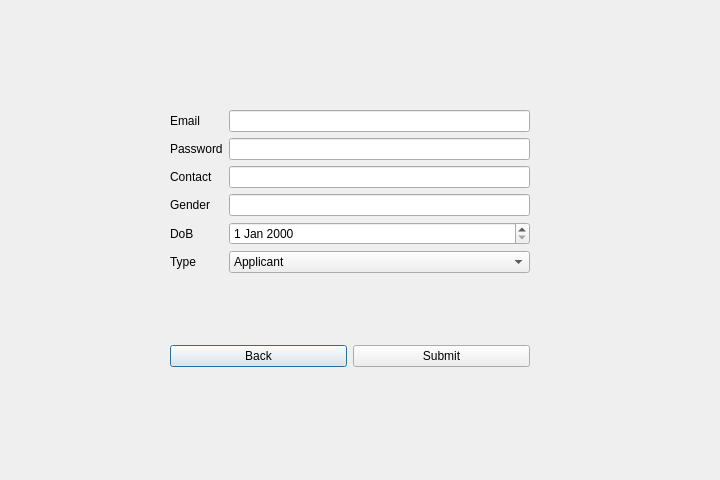
Above: EmploymentAgency/signup.ui from nhatchung14/EmploymentAgency before the change. Below: the same form after it.
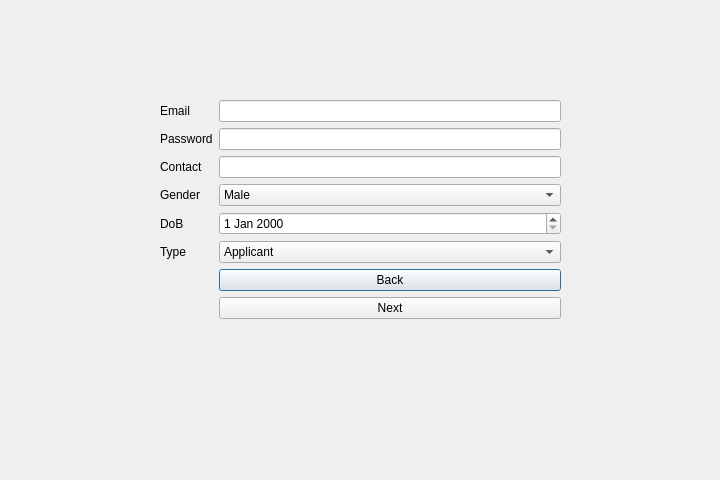
That is the form after the change.

Commit message: Bugs fixed, .sql script fixed, login and signups now check for existing

The edit to the form file:
```diff
--- a/EmploymentAgency/signup.ui
+++ b/EmploymentAgency/signup.ui
@@ -13,17 +13,15 @@
   <property name="windowTitle">
    <string>Dialog</string>
   </property>
-  <widget class="QWidget" name="layoutWidget">
+  <widget class="QWidget" name="">
    <property name="geometry">
     <rect>
-     <x>170</x>
-     <y>110</y>
-     <width>360</width>
-     <height>257</height>
+     <x>160</x>
+     <y>100</y>
+     <width>401</width>
+     <height>296</height>
     </rect>
    </property>
-   <layout class="QVBoxLayout" name="verticalLayout">
-    <item>
      <layout class="QFormLayout" name="formLayout">
       <item row="0" column="0">
        <widget class="QLabel" name="label_email">
@@ -55,16 +53,6 @@
       <item row="3" column="1">
        <widget class="QLineEdit" name="lineEdit_contact"/>
       </item>
-      <item row="5" column="0">
-       <widget class="QLabel" name="label_gender">
-        <property name="text">
-         <string>Gender</string>
-        </property>
-       </widget>
-      </item>
-      <item row="5" column="1">
-       <widget class="QLineEdit" name="lineEdit_gender"/>
-      </item>
       <item row="7" column="0">
        <widget class="QLabel" name="label_DoB">
         <property name="text">
@@ -96,10 +84,8 @@
         </item>
        </widget>
       </item>
-     </layout>
-    </item>
-    <item>
-     <layout class="QHBoxLayout" name="horizontalLayout">
+    <item row="10" column="1">
+     <layout class="QVBoxLayout" name="verticalLayout">
       <item>
        <widget class="QPushButton" name="pushButton_back">
         <property name="text">
@@ -110,12 +96,38 @@
       <item>
        <widget class="QPushButton" name="pushButton_submit">
         <property name="text">
-         <string>Submit</string>
+         <string>Next</string>
         </property>
        </widget>
       </item>
      </layout>
     </item>
+    <item row="5" column="1">
+     <widget class="QComboBox" name="comboBox_gender">
+      <item>
+       <property name="text">
+        <string>Male</string>
+       </property>
+      </item>
+      <item>
+       <property name="text">
+        <string>Female</string>
+       </property>
+      </item>
+      <item>
+       <property name="text">
+        <string>Other</string>
+       </property>
+      </item>
+     </widget>
+    </item>
+    <item row="5" column="0">
+     <widget class="QLabel" name="label_gender">
+      <property name="text">
+       <string>Gender</string>
+      </property>
+     </widget>
+    </item>
    </layout>
   </widget>
  </widget>
```
Left out of the diff: 2 changed lines with no effect on the pictures. Lines whose indentation alone changed are shown as unchanged. The commit also changes 12 other files.
